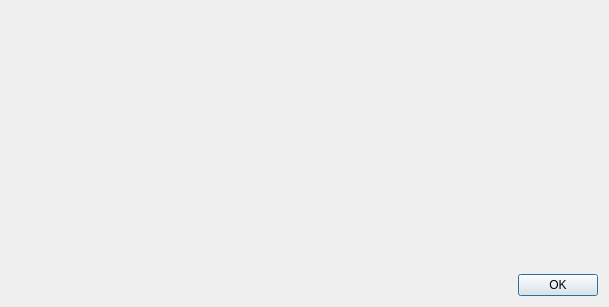
Old version of the form src/desktop/ui/versioncheck.ui in the repository drawpile/Drawpile.
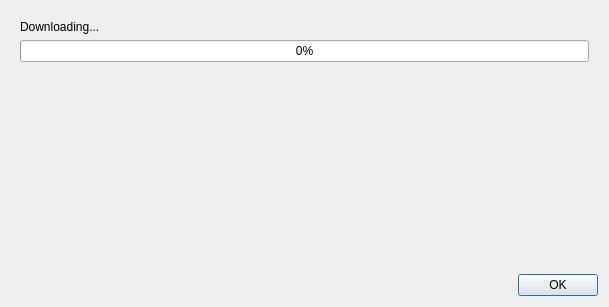
New version of the form. The open tabs and pages were chosen to show the change. Custom widgets are drawn as their Qt base class.

Commit message: Implement new version downloading

The edit to the form file:
```diff
--- a/src/desktop/ui/versioncheck.ui
+++ b/src/desktop/ui/versioncheck.ui
@@ -57,6 +57,37 @@
        </item>
       </layout>
      </widget>
+     <widget class="QWidget" name="page_3">
+      <layout class="QVBoxLayout" name="verticalLayout_4">
+       <item>
+        <widget class="QLabel" name="downloadLabel">
+         <property name="text">
+          <string notr="true">Downloading...</string>
+         </property>
+        </widget>
+       </item>
+       <item>
+        <widget class="QProgressBar" name="progressBar">
+         <property name="value">
+          <number>0</number>
+         </property>
+        </widget>
+       </item>
+       <item>
+        <spacer name="verticalSpacer">
+         <property name="orientation">
+          <enum>Qt::Vertical</enum>
+         </property>
+         <property name="sizeHint" stdset="0">
+          <size>
+           <width>20</width>
+           <height>40</height>
+          </size>
+         </property>
+        </spacer>
+       </item>
+      </layout>
+     </widget>
     </widget>
    </item>
    <item>
```
Left out of the diff: 2 changed lines with no effect on the pictures. The commit also changes 3 other files.
